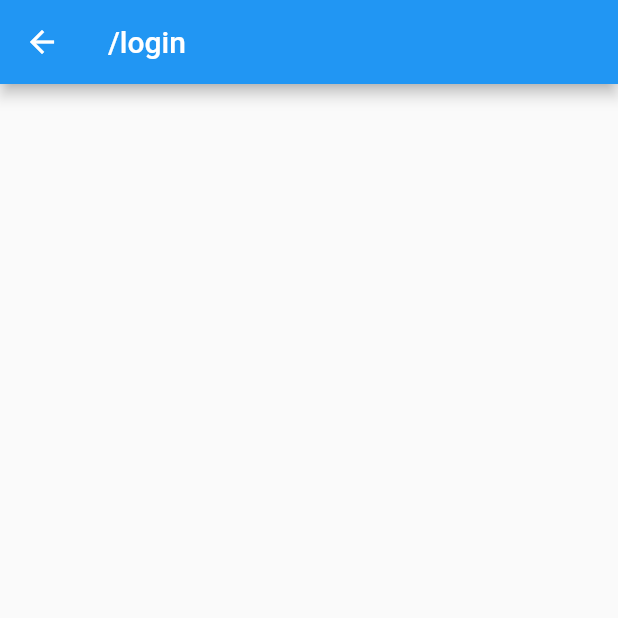
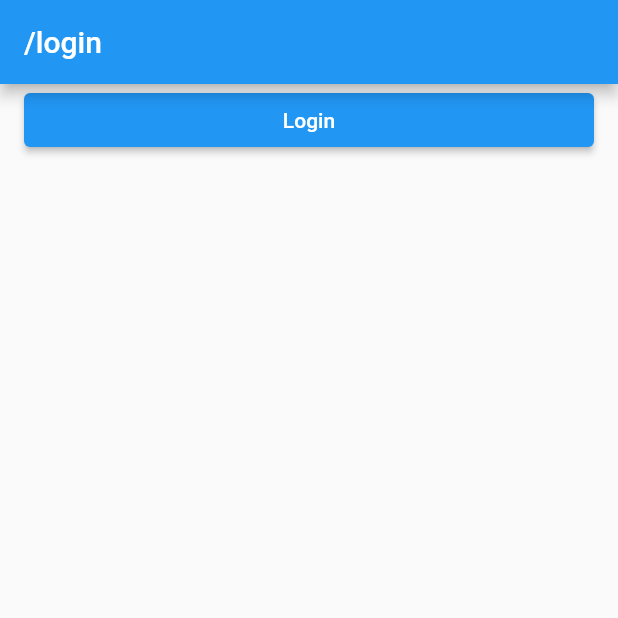
Before and after one commit to tnfy10/go_router_example, a Flutter app: the screen it shows after launch, on a phone screen of 412 x 824 dp, the top half of it. Run offline on Flutter 3.47's test engine with Material 2 defaults, Android fonts, the phone set to English and light mode, and no system bars; our stand-ins replace flutter_riverpod, go_router.

Commit message:
Redirection 테스트

```diff
--- a/lib/provider/auth_provider.dart
+++ b/lib/provider/auth_provider.dart
@@ -14,9 +14,11 @@ final routerProvider = Provider<GoRouter>((ref) {
   final authStateProvider = AuthNotifier(ref: ref);
 
   return GoRouter(
-    initialLocation: '/',
+    initialLocation: '/login',
     errorBuilder: (context, state) {
-      return ErrorScreen(error: state.error.toString());
+      return ErrorScreen(
+        error: state.error.toString(),
+      );
     },
     // redirect
     redirect: authStateProvider._redirectLogic,
@@ -87,11 +89,11 @@ class AuthNotifier extends ChangeNotifier {
                 ),
               ],
             ),
-            GoRoute(
-              path: '/login',
-              builder: (_, state) => const LoginScreen(),
-            ),
           ],
+        ),
+        GoRoute(
+          path: '/login',
+          builder: (_, state) => const LoginScreen(),
         ),
       ];
 }
--- a/lib/screen/login_screen.dart
+++ b/lib/screen/login_screen.dart
@@ -1,15 +1,23 @@
 import 'package:flutter/material.dart';
+import 'package:flutter_riverpod/flutter_riverpod.dart';
 import 'package:go_router_example/layout/default_layout.dart';
+import 'package:go_router_example/provider/auth_provider.dart';
 
-class LoginScreen extends StatelessWidget {
+class LoginScreen extends ConsumerWidget {
   const LoginScreen({Key? key}) : super(key: key);
 
   @override
-  Widget build(BuildContext context) {
+  Widget build(BuildContext context, WidgetRef ref) {
     return DefaultLayout(
       body: Column(
+        crossAxisAlignment: CrossAxisAlignment.stretch,
         children: [
-
+          ElevatedButton(
+            onPressed: () {
+              ref.read(userProvider.notifier).login(name: '가나다라마바사');
+            },
+            child: const Text('Login'),
+          ),
         ],
       ),
     );
```
Also changed, not shown: lib/screen/home_screen.dart (+16 -2 lines).
